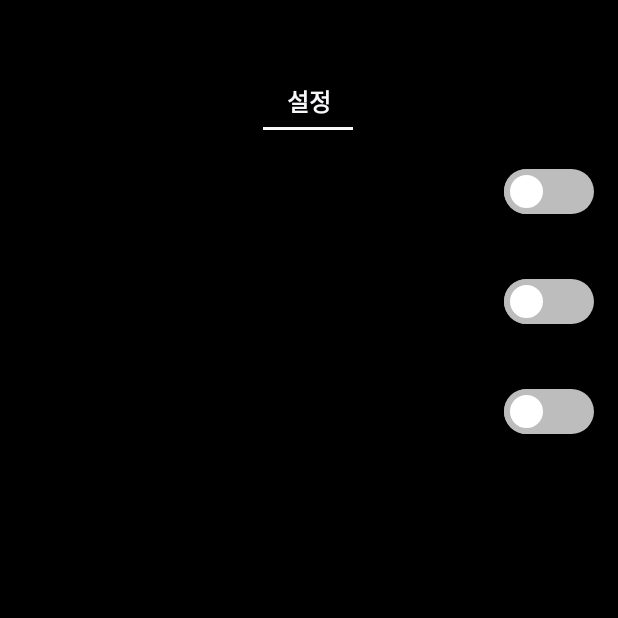
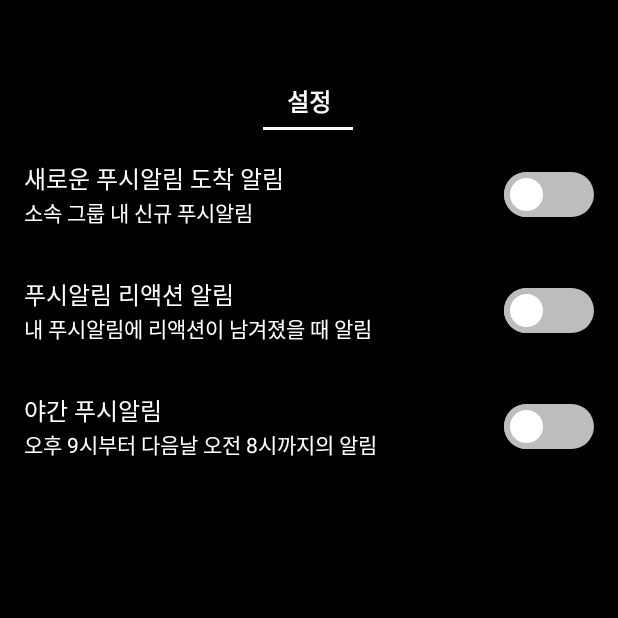
Before and after one commit to Google-DSC-SCH/2023-AO2-SolutionChallenge-android, an Android app: the fragment SettingFragment shown on its own in the app's theme, on a phone screen of 412 x 824 dp, the top half of it. Run offline under Robolectric (Android 15) with nearby library versions, the phone set to English and light mode, and no system bars; our stand-ins replace Dagger/Hilt's generated code, data binding.

Commit message:
feat: setting strings 추가

```diff
--- a/app/src/main/res/values/strings.xml
+++ b/app/src/main/res/values/strings.xml
@@ -19,5 +19,14 @@
     <string name="gallery">내 사진첩</string>
     <string name="onBackPressed_Message">뒤로가기 버튼을\n한번 더 누르면 종료됩니다.</string>
 
+    <string name="alarm_settings_new_push">새로운 푸시알림 도착 알림</string>
+    <string name="alarm_settings_new_push_description">소속 그룹 내 신규 푸시알림</string>
+
+    <string name="alarm_settings_reaction_push">푸시알림 리액션 알림</string>
+    <string name="alarm_settings_reaction_push_description">내 푸시알림에 리액션이 남겨졌을 때 알림</string>
+
+    <string name="alarm_settings_not_receive_push_at_night">야간 푸시알림</string>
+    <string name="alarm_settings_not_receive_push_at_night_description">오후 9시부터 다음날 오전 8시까지의 알림</string>
+
 
 </resources>
```
